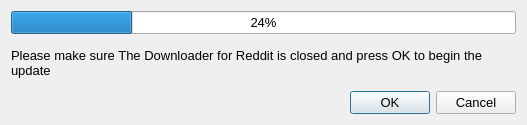
MalloyDelacroix/DownloaderForReddit, file DFR_Updater/UpdaterGUI.ui: the form before one commit.
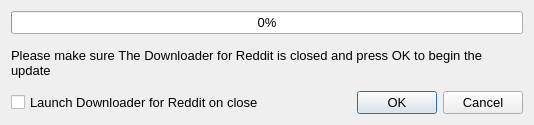
The form after the commit. Icons and pictures are not drawn.

Commit message: Updater fully functioning

What changed in the file:
```diff
--- a/DFR_Updater/UpdaterGUI.ui
+++ b/DFR_Updater/UpdaterGUI.ui
@@ -6,7 +6,7 @@
    <rect>
     <x>0</x>
     <y>0</y>
-    <width>527</width>
+    <width>534</width>
     <height>125</height>
    </rect>
   </property>
@@ -25,7 +25,21 @@
   <layout class="QGridLayout" name="gridLayout_2">
    <item row="0" column="0">
     <layout class="QGridLayout" name="gridLayout">
-     <item row="1" column="0">
+     <item row="4" column="1">
+      <widget class="QDialogButtonBox" name="button_box">
+       <property name="standardButtons">
+        <set>QDialogButtonBox::Cancel|QDialogButtonBox::Ok</set>
+       </property>
+      </widget>
+     </item>
+     <item row="4" column="0">
+      <widget class="QCheckBox" name="launch_checkbox">
+       <property name="text">
+        <string>Launch Downloader for Reddit on close</string>
+       </property>
+      </widget>
+     </item>
+     <item row="1" column="0" colspan="2">
       <widget class="QLabel" name="label">
        <property name="text">
         <string>Please make sure The Downloader for Reddit is closed and press OK to begin the update</string>
@@ -35,17 +49,10 @@
        </property>
       </widget>
      </item>
-     <item row="0" column="0">
+     <item row="0" column="0" colspan="2">
       <widget class="QProgressBar" name="progress_bar">
        <property name="value">
-        <number>24</number>
-       </property>
-      </widget>
-     </item>
-     <item row="2" column="0">
-      <widget class="QDialogButtonBox" name="button_box">
-       <property name="standardButtons">
-        <set>QDialogButtonBox::Cancel|QDialogButtonBox::Ok</set>
+        <number>0</number>
        </property>
       </widget>
      </item>
```
The commit also changes 4 other files.
